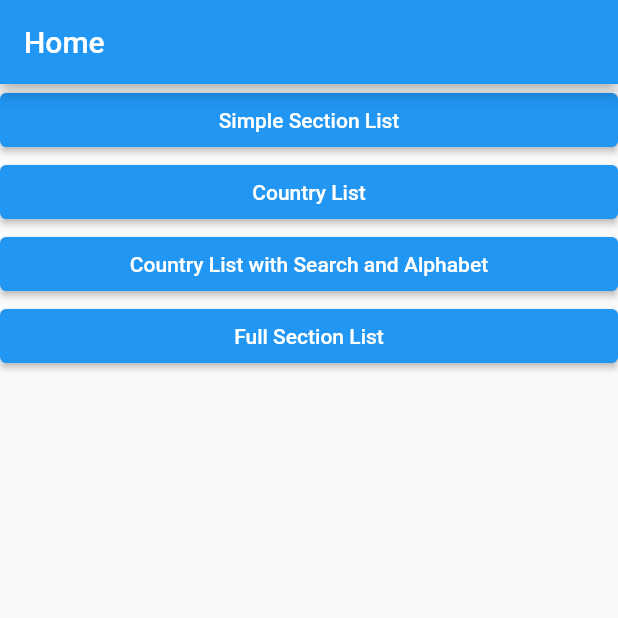
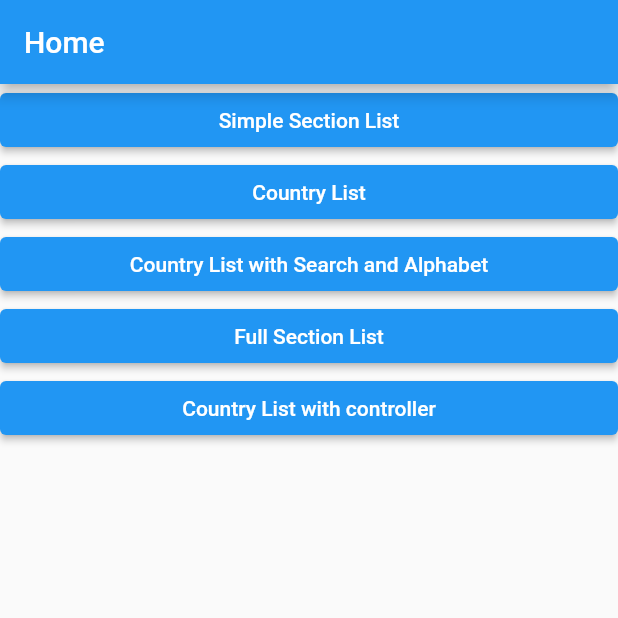
Before and after one commit to robert-luoqing/section_view, a Flutter app: the screen it shows after launch, on a phone screen of 412 x 824 dp, the top half of it. Run offline on Flutter 3.47's test engine with Material 2 defaults, Android fonts, the light colour scheme and no system bars; our stand-ins replace pull_to_refresh; missing offline and left inert: flutter_list_view.

Commit message:
expose controller in section view

```diff
--- a/example/lib/home.dart
+++ b/example/lib/home.dart
@@ -40,6 +40,11 @@ class _HomePageState extends State<HomePage> {
                   Navigator.of(context).pushNamed("/FullSectionList");
                 },
                 child: const Text("Full Section List")),
+                 ElevatedButton(
+                onPressed: () {
+                  Navigator.of(context).pushNamed("/sectionControllerView");
+                },
+                child: const Text("Country List with controller")),
           ],
         ),
       ),
--- a/example/lib/main.dart
+++ b/example/lib/main.dart
@@ -1,6 +1,4 @@
 import 'package:flutter/material.dart';
-
-import 'home.dart';
 import 'route.dart';
 
 void main() {
--- a/example/lib/route.dart
+++ b/example/lib/route.dart
@@ -5,13 +5,14 @@ import 'home.dart';
 
 import 'package:flutter/widgets.dart';
 
+import 'sectionControllerView.dart';
 import 'simpleSectionList.dart';
 
 class SectionViewRoute {
   static const String initialRoute = "/";
   static final Map<String, WidgetBuilder> routes = {
-    "/": (context) => Stack(
-          children: const [
+    "/": (context) => const Stack(
+          children: [
             HomePage(
               title: "Home",
             ),
@@ -21,5 +22,6 @@ class SectionViewRoute {
     "/CountryListWithSearch": (context) => const CountryListWithSearch(),
     "/FullSectionList": (context) => const FullSectionList(),
     "/SimpleSectionList": (context) => const SimpleSectionList(),
+    "/sectionControllerView": (context) => const SectionControllerView(),
   };
 }
--- a/lib/section_view.dart
+++ b/lib/section_view.dart
@@ -2,3 +2,4 @@ export './src/sectionView.dart';
 export './src/sectionViewModel.dart';
 export './src/sectionViewRefresh.dart';
 export './src/sectionViewBouncingScrollRefresh.dart';
+export 'package:flutter_list_view/flutter_list_view.dart';
--- a/lib/src/sectionView.dart
+++ b/lib/src/sectionView.dart
@@ -18,6 +18,7 @@ class SectionView<T, N> extends StatefulWidget {
       this.tipBuilder,
       this.physics,
       this.scrollBehavior,
+      this.controller,
       Key? key})
       : super(key: key);
 
@@ -36,12 +37,14 @@ class SectionView<T, N> extends StatefulWidget {
   final ScrollPhysics? physics;
   final ScrollBehavior? scrollBehavior;
 
+  final FlutterListViewController? controller;
+
   @override
   _SectionViewState<T, N> createState() => _SectionViewState<T, N>();
 }
 
 class _SectionViewState<T, N> extends State<SectionView> {
-  final FlutterListViewController _controller = FlutterListViewController();
+  FlutterListViewController? _controller;
 
   /// listData will used to bind [ScrollablePositionedList]
   List<SectionViewData> _listData = [];
@@ -96,7 +99,7 @@ class _SectionViewState<T, N> extends State<SectionView> {
   }
 
   _stickyHeaderChanged() {
-    var stickyIndex = _controller.sliverController.stickyIndex.value;
+    var stickyIndex = _controller?.sliverController.stickyIndex.value;
     if (stickyIndex != null) {
       var currentTopItem = _listData[stickyIndex];
       sectionViewAlphabetListKey.currentState!.topItem = currentTopItem;
@@ -107,7 +110,7 @@ class _SectionViewState<T, N> extends State<SectionView> {
 
   _fetchStickHeader() async {
     await Future.delayed(const Duration(milliseconds: 50));
-    var stickyIndex = _controller.sliverController.stickyIndex.value;
+    var stickyIndex = _controller?.sliverController.stickyIndex.value;
     if (stickyIndex != null) {
       var currentTopItem = _listData[stickyIndex];
       sectionViewAlphabetListKey.currentState!.topItem = currentTopItem;
@@ -118,7 +121,12 @@ class _SectionViewState<T, N> extends State<SectionView> {
 
   @override
   void initState() {
-    _controller.sliverController.stickyIndex.addListener(_stickyHeaderChanged);
+    if (widget.controller != null) {
+      this._controller = widget.controller;
+    } else {
+      this._controller = FlutterListViewController();
+    }
+    _controller?.sliverController.stickyIndex.addListener(_stickyHeaderChanged);
     _buildList();
     _fetchStickHeader();
     super.initState();
@@ -126,13 +134,22 @@ class _SectionViewState<T, N> extends State<SectionView> {
 
   @override
   void didUpdateWidget(covariant SectionView oldWidget) {
+    if (widget.controller != oldWidget.controller) {
+      var oldController = _controller;
+      if (widget.controller == null) {
+        _controller = FlutterListViewController();
+      } else {
+        _controller = widget.controller;
+      }
+      oldController?.dispose();
+    }
     _buildList();
     super.didUpdateWidget(oldWidget);
   }
 
   @override
   void dispose() {
-    _controller.dispose();
+    _controller?.dispose();
     super.dispose();
   }
 
@@ -202,7 +219,7 @@ class _SectionViewState<T, N> extends State<SectionView> {
             if (alphabetTipKey.currentState != null) {
               alphabetTipKey.currentState!.tipData = item.headerData;
             }
-            _controller.sliverController.jumpToIndex(item.mapIndex);
+            _controller?.sliverController.jumpToIndex(item.mapIndex);
           },
         ),
         SectionViewTip(
--- a/pubspec.yaml
+++ b/pubspec.yaml
@@ -1,10 +1,10 @@
 name: section_view
 description: Provide section list view which include alphabet and refresh, you can fully custom your control
-version: 2.0.5
+version: 2.0.6
 homepage: https://github.com/robert-luoqing/section_view
 
 environment:
-  sdk: ">=2.15.0 <3.0.0"
+  sdk: ">=2.15.0 <4.0.0"
   flutter: ">=1.17.0"
 
 dependencies:
```
Also changed, not shown: example/lib/sectionControllerView.dart (added, +75 -0 lines), lib/src/sectionViewAlphabetList.dart (+6 -5 lines), example/pubspec.lock, 1 other file.
